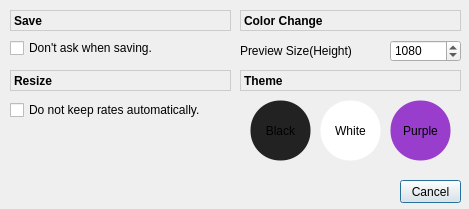
This is src/option.ui in baealex/imagekyll as Qt 5 draws it before an edit. The edited form follows.
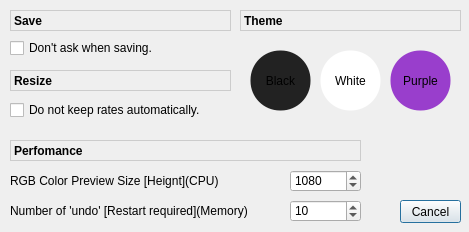
This is the edited form.

Commit message:
[feat] Undo
추가
+ 언듀 기능(드로우, RGB 변경, 크롭, 리사이즈 전부 가능)
+ 사용자가 언듀 할 수 있는 횟수 정할 수 있는 옵션

참고
! 현재 레이아웃 상단에 언듀 기능과 관련된 변수를 보여주는 위젯이 존재하고 있음

The edit to the form file:
```diff
--- a/src/option.ui
+++ b/src/option.ui
@@ -7,7 +7,7 @@
     <x>0</x>
     <y>0</y>
     <width>469</width>
-    <height>209</height>
+    <height>232</height>
    </rect>
   </property>
   <property name="windowTitle">
@@ -17,7 +17,7 @@
    <property name="geometry">
     <rect>
      <x>400</x>
-     <y>180</y>
+     <y>200</y>
      <width>61</width>
      <height>23</height>
     </rect>
@@ -29,9 +29,9 @@
   <widget class="QLabel" name="ColorTab">
    <property name="geometry">
     <rect>
-     <x>240</x>
-     <y>10</y>
-     <width>221</width>
+     <x>10</x>
+     <y>140</y>
+     <width>351</width>
      <height>21</height>
     </rect>
    </property>
@@ -40,14 +40,14 @@
 border:1px solid #ccc;</string>
    </property>
    <property name="text">
-    <string>Color Change</string>
+    <string>Perfomance</string>
    </property>
   </widget>
   <widget class="QSpinBox" name="ColorPreviewSize">
    <property name="geometry">
     <rect>
-     <x>390</x>
-     <y>40</y>
+     <x>290</x>
+     <y>170</y>
      <width>71</width>
      <height>22</height>
     </rect>
@@ -91,14 +91,14 @@
   <widget class="QLabel" name="ColorPreviewSizeLabel">
    <property name="geometry">
     <rect>
-     <x>240</x>
-     <y>40</y>
-     <width>141</width>
+     <x>10</x>
+     <y>170</y>
+     <width>271</width>
      <height>21</height>
     </rect>
    </property>
    <property name="text">
-    <string>Preview Size(Height)</string>
+    <string>RGB Color Preview Size [Heignt](CPU)</string>
    </property>
   </widget>
   <widget class="QLabel" name="SaveTab">
@@ -139,7 +139,7 @@
    <property name="geometry">
     <rect>
      <x>240</x>
-     <y>70</y>
+     <y>10</y>
      <width>221</width>
      <height>21</height>
     </rect>
@@ -156,7 +156,7 @@
    <property name="geometry">
     <rect>
      <x>250</x>
-     <y>100</y>
+     <y>50</y>
      <width>61</width>
      <height>61</height>
     </rect>
@@ -175,7 +175,7 @@
    <property name="geometry">
     <rect>
      <x>320</x>
-     <y>100</y>
+     <y>50</y>
      <width>61</width>
      <height>61</height>
     </rect>
@@ -194,7 +194,7 @@
    <property name="geometry">
     <rect>
      <x>390</x>
-     <y>100</y>
+     <y>50</y>
      <width>61</width>
      <height>61</height>
     </rect>
@@ -209,6 +209,38 @@
     <string>Purple</string>
    </property>
   </widget>
+  <widget class="QLabel" name="CUndoSizeLabel">
+   <property name="geometry">
+    <rect>
+     <x>10</x>
+     <y>200</y>
+     <width>271</width>
+     <height>21</height>
+    </rect>
+   </property>
+   <property name="text">
+    <string>Number of 'undo' [Restart required](Memory)</string>
+   </property>
+  </widget>
+  <widget class="QSpinBox" name="CUndoSize">
+   <property name="geometry">
+    <rect>
+     <x>290</x>
+     <y>200</y>
+     <width>71</width>
+     <height>22</height>
+    </rect>
+   </property>
+   <property name="minimum">
+    <number>1</number>
+   </property>
+   <property name="maximum">
+    <number>50</number>
+   </property>
+   <property name="value">
+    <number>10</number>
+   </property>
+  </widget>
  </widget>
  <tabstops>
   <tabstop>SaveAsk</tabstop>
```
Left out of the diff: 2 changed lines with no effect on the pictures. The commit also changes 7 other files.
